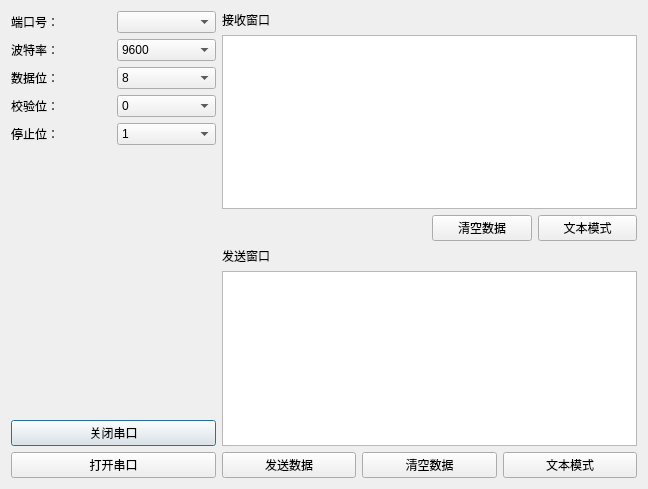
Old version of the form serialport.ui in the repository SFUMECJF/reconstruction.
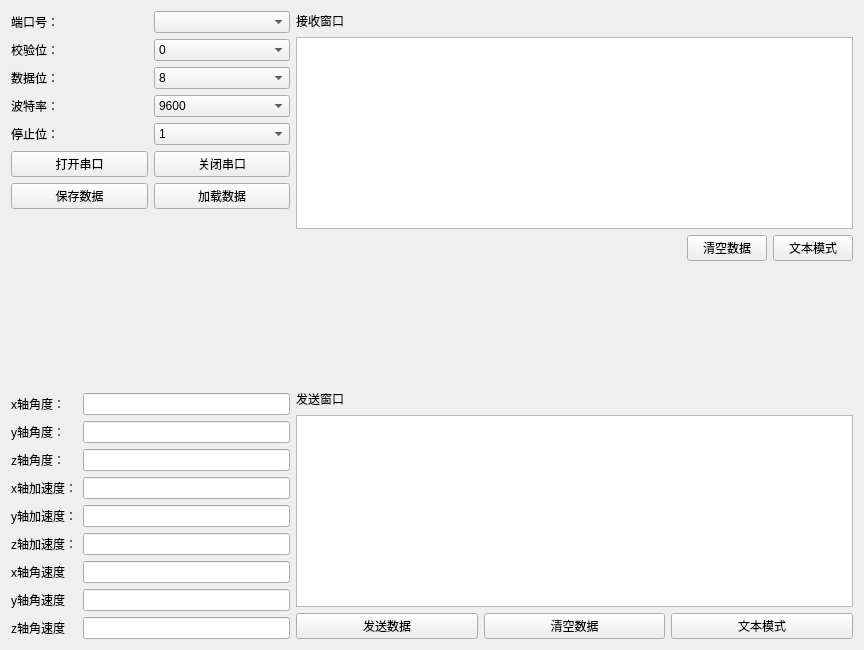
New version of the form.

Patch:
```diff
--- a/serialport.ui
+++ b/serialport.ui
@@ -1,23 +1,23 @@
 <?xml version="1.0" encoding="UTF-8"?>
 <ui version="4.0">
  <class>SerialPort</class>
- <widget class="QDialog" name="SerialPort">
+ <widget class="QWidget" name="SerialPort">
   <property name="geometry">
    <rect>
     <x>0</x>
     <y>0</y>
-    <width>648</width>
-    <height>489</height>
+    <width>864</width>
+    <height>650</height>
    </rect>
   </property>
   <property name="windowTitle">
    <string>Widget</string>
   </property>
-  <layout class="QGridLayout" name="gridLayout_2">
-   <item row="0" column="0" rowspan="6">
-    <layout class="QGridLayout" name="gridLayout">
-     <item row="0" column="0">
-      <layout class="QHBoxLayout" name="horizontalLayout">
+  <layout class="QHBoxLayout" name="horizontalLayout_13" stretch="1,2">
+   <item>
+    <layout class="QVBoxLayout" name="verticalLayout">
+     <item>
+      <layout class="QHBoxLayout" name="horizontalLayout_8">
        <item>
         <widget class="QLabel" name="label">
          <property name="text">
@@ -30,7 +30,62 @@
        </item>
       </layout>
      </item>
-     <item row="1" column="0">
+     <item>
+      <layout class="QHBoxLayout" name="horizontalLayout_4">
+       <item>
+        <widget class="QLabel" name="label_4">
+         <property name="text">
+          <string>校验位：</string>
+         </property>
+        </widget>
+       </item>
+       <item>
+        <widget class="QComboBox" name="jiaoyan">
+         <item>
+          <property name="text">
+           <string>0</string>
+          </property>
+         </item>
+        </widget>
+       </item>
+      </layout>
+     </item>
+     <item>
+      <layout class="QHBoxLayout" name="horizontalLayout_3">
+       <item>
+        <widget class="QLabel" name="label_3">
+         <property name="text">
+          <string>数据位：</string>
+         </property>
+        </widget>
+       </item>
+       <item>
+        <widget class="QComboBox" name="bit">
+         <item>
+          <property name="text">
+           <string>8</string>
+          </property>
+         </item>
+         <item>
+          <property name="text">
+           <string>5</string>
+          </property>
+         </item>
+         <item>
+          <property name="text">
+           <string>6</string>
+          </property>
+         </item>
+         <item>
+          <property name="text">
+           <string>7</string>
+          </property>
+         </item>
+        </widget>
+       </item>
+      </layout>
+     </item>
+     <item>
       <layout class="QHBoxLayout" name="horizontalLayout_2">
        <item>
         <widget class="QLabel" name="label_2">
@@ -85,14 +140,7 @@
        </item>
       </layout>
      </item>
-     <item row="6" column="0">
-      <widget class="QPushButton" name="close_port">
-       <property name="text">
-        <string>关闭串口</string>
-       </property>
-      </widget>
-     </item>
-     <item row="4" column="0">
+     <item>
       <layout class="QHBoxLayout" name="horizontalLayout_5">
        <item>
         <widget class="QLabel" name="label_5">
@@ -112,18 +160,50 @@
        </item>
       </layout>
      </item>
-     <item row="7" column="0">
+     <item>
+      <layout class="QHBoxLayout" name="horizontalLayout">
+       <item>
       <widget class="QPushButton" name="open_port">
        <property name="text">
         <string>打开串口</string>
        </property>
       </widget>
      </item>
-     <item row="5" column="0">
-      <spacer name="verticalSpacer">
+       <item>
+        <widget class="QPushButton" name="close_port">
+         <property name="text">
+          <string>关闭串口</string>
+         </property>
+        </widget>
+       </item>
+      </layout>
+     </item>
+     <item>
+      <layout class="QHBoxLayout" name="horizontalLayout_11">
+       <item>
+        <widget class="QPushButton" name="save_button">
+         <property name="text">
+          <string>保存数据</string>
+         </property>
+        </widget>
+       </item>
+       <item>
+        <widget class="QPushButton" name="load_button">
+         <property name="text">
+          <string>加载数据</string>
+         </property>
+        </widget>
+       </item>
+      </layout>
+     </item>
+     <item>
+      <spacer name="verticalSpacer_2">
        <property name="orientation">
         <enum>Qt::Vertical</enum>
        </property>
+       <property name="sizeType">
+        <enum>QSizePolicy::Expanding</enum>
+       </property>
        <property name="sizeHint" stdset="0">
         <size>
          <width>20</width>
@@ -131,76 +211,166 @@
         </size>
        </property>
       </spacer>
+     </item>
+     <item>
+      <layout class="QFormLayout" name="formLayout">
+       <item row="0" column="0">
+        <widget class="QLabel" name="label_8">
+         <property name="text">
+          <string>x轴角度：</string>
+         </property>
+        </widget>
+       </item>
+       <item row="1" column="0">
+        <widget class="QLabel" name="label_9">
+         <property name="text">
+          <string>y轴角度：</string>
+         </property>
+        </widget>
      </item>
      <item row="2" column="0">
-      <layout class="QHBoxLayout" name="horizontalLayout_3">
-       <item>
-        <widget class="QLabel" name="label_3">
+        <widget class="QLabel" name="label_13">
          <property name="text">
-          <string>数据位：</string>
+          <string>z轴角度：</string>
          </property>
         </widget>
        </item>
-       <item>
-        <widget class="QComboBox" name="bit">
-         <item>
-          <property name="text">
-           <string>8</string>
-          </property>
-         </item>
-         <item>
-          <property name="text">
-           <string>5</string>
-          </property>
-         </item>
-         <item>
-          <property name="text">
-           <string>6</string>
-          </property>
-         </item>
-         <item>
-          <property name="text">
-           <string>7</string>
-          </property>
-         </item>
-        </widget>
-       </item>
-      </layout>
+       <item row="2" column="1">
+        <widget class="QLineEdit" name="zangle"/>
      </item>
      <item row="3" column="0">
-      <layout class="QHBoxLayout" name="horizontalLayout_4">
-       <item>
-        <widget class="QLabel" name="label_4">
+        <widget class="QLabel" name="label_11">
          <property name="text">
-          <string>校验位：</string>
+          <string>x轴加速度：</string>
          </property>
         </widget>
        </item>
-       <item>
-        <widget class="QComboBox" name="jiaoyan">
-         <item>
+       <item row="3" column="1">
+        <widget class="QLineEdit" name="xacc"/>
+       </item>
+       <item row="4" column="0">
+        <widget class="QLabel" name="label_12">
           <property name="text">
-           <string>0</string>
-          </property>
-         </item>
+          <string>y轴加速度：</string>
+         </property>
+        </widget>
+       </item>
+       <item row="4" column="1">
+        <widget class="QLineEdit" name="yacc"/>
+       </item>
+       <item row="5" column="0">
+        <widget class="QLabel" name="label_10">
+         <property name="sizePolicy">
+          <sizepolicy hsizetype="Minimum" vsizetype="Minimum">
+           <horstretch>0</horstretch>
+           <verstretch>0</verstretch>
+          </sizepolicy>
+         </property>
+         <property name="text">
+          <string>z轴加速度：</string>
+         </property>
         </widget>
        </item>
-      </layout>
-     </item>
-    </layout>
+       <item row="5" column="1">
+        <widget class="QLineEdit" name="zacc"/>
+       </item>
+       <item row="1" column="1">
+        <widget class="QLineEdit" name="yangle"/>
    </item>
    <item row="0" column="1">
+        <widget class="QLineEdit" name="xangle"/>
+       </item>
+       <item row="6" column="0">
+        <widget class="QLabel" name="label_14">
+         <property name="text">
+          <string>x轴角速度</string>
+         </property>
+        </widget>
+       </item>
+       <item row="7" column="0">
+        <widget class="QLabel" name="label_15">
+         <property name="text">
+          <string>y轴角速度</string>
+         </property>
+        </widget>
+       </item>
+       <item row="8" column="0">
+        <widget class="QLabel" name="label_16">
+         <property name="text">
+          <string>z轴角速度</string>
+         </property>
+        </widget>
+       </item>
+       <item row="6" column="1">
+        <widget class="QLineEdit" name="xangle_speed"/>
+       </item>
+       <item row="7" column="1">
+        <widget class="QLineEdit" name="yangle_speed"/>
+       </item>
+       <item row="8" column="1">
+        <widget class="QLineEdit" name="zangle_speed"/>
+       </item>
+      </layout>
+     </item>
+    </layout>
+   </item>
+   <item>
+    <layout class="QVBoxLayout" name="verticalLayout_2">
+     <item>
+      <layout class="QHBoxLayout" name="horizontalLayout_10">
+       <item>
     <widget class="QLabel" name="label_6">
+         <property name="sizePolicy">
+          <sizepolicy hsizetype="Minimum" vsizetype="Minimum">
+           <horstretch>0</horstretch>
+           <verstretch>0</verstretch>
+          </sizepolicy>
+         </property>
      <property name="text">
       <string>接收窗口</string>
      </property>
     </widget>
    </item>
-   <item row="1" column="1" colspan="2">
-    <widget class="QTextEdit" name="Receive_text_window"/>
-   </item>
-   <item row="2" column="2">
+       <item>
+        <spacer name="horizontalSpacer_3">
+         <property name="orientation">
+          <enum>Qt::Horizontal</enum>
+         </property>
+         <property name="sizeHint" stdset="0">
+          <size>
+           <width>40</width>
+           <height>20</height>
+          </size>
+         </property>
+        </spacer>
+       </item>
+      </layout>
+     </item>
+     <item>
+      <widget class="QTextEdit" name="Receive_text_window">
+       <property name="sizePolicy">
+        <sizepolicy hsizetype="Expanding" vsizetype="Preferred">
+         <horstretch>0</horstretch>
+         <verstretch>0</verstretch>
+        </sizepolicy>
+       </property>
+      </widget>
+     </item>
+     <item>
     <layout class="QHBoxLayout" name="horizontalLayout_7">
+       <item>
+        <spacer name="horizontalSpacer">
+         <property name="orientation">
+          <enum>Qt::Horizontal</enum>
+         </property>
+         <property name="sizeHint" stdset="0">
+          <size>
+           <width>40</width>
+           <height>20</height>
+          </size>
+         </property>
+        </spacer>
+       </item>
      <item>
       <widget class="QPushButton" name="clear_button2">
        <property name="text">
@@ -217,17 +387,63 @@
      </item>
     </layout>
    </item>
-   <item row="3" column="1">
+     <item>
+      <spacer name="verticalSpacer">
+       <property name="orientation">
+        <enum>Qt::Vertical</enum>
+       </property>
+       <property name="sizeType">
+        <enum>QSizePolicy::Expanding</enum>
+       </property>
+       <property name="sizeHint" stdset="0">
+        <size>
+         <width>20</width>
+         <height>40</height>
+        </size>
+       </property>
+      </spacer>
+     </item>
+     <item>
+      <layout class="QHBoxLayout" name="horizontalLayout_9">
+       <item>
     <widget class="QLabel" name="label_7">
+         <property name="sizePolicy">
+          <sizepolicy hsizetype="Preferred" vsizetype="Minimum">
+           <horstretch>0</horstretch>
+           <verstretch>0</verstretch>
+          </sizepolicy>
+         </property>
      <property name="text">
       <string>发送窗口</string>
      </property>
     </widget>
    </item>
-   <item row="4" column="1" colspan="2">
-    <widget class="QTextEdit" name="send_text_window"/>
-   </item>
-   <item row="5" column="1" colspan="2">
+       <item>
+        <spacer name="horizontalSpacer_2">
+         <property name="orientation">
+          <enum>Qt::Horizontal</enum>
+         </property>
+         <property name="sizeHint" stdset="0">
+          <size>
+           <width>40</width>
+           <height>20</height>
+          </size>
+         </property>
+        </spacer>
+       </item>
+      </layout>
+     </item>
+     <item>
+      <widget class="QTextEdit" name="send_text_window">
+       <property name="sizePolicy">
+        <sizepolicy hsizetype="Expanding" vsizetype="Preferred">
+         <horstretch>0</horstretch>
+         <verstretch>0</verstretch>
+        </sizepolicy>
+       </property>
+      </widget>
+     </item>
+     <item>
     <layout class="QHBoxLayout" name="horizontalLayout_6">
      <item>
       <widget class="QPushButton" name="send_button">
@@ -249,6 +465,8 @@
         <string>文本模式</string>
        </property>
       </widget>
+       </item>
+      </layout>
      </item>
     </layout>
    </item>
```
Lines whose indentation alone changed are shown as unchanged.
